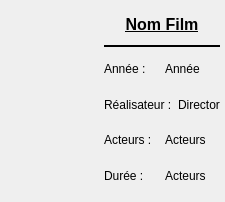
Above: FilmFinder/filmview.ui from vdebergue/FilmFinder before the change. Below: the same form after it.
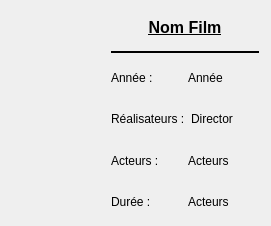
That is the form after the change. Icons and pictures are not drawn.

Diff of the .ui file:
```diff
--- a/FilmFinder/filmview.ui
+++ b/FilmFinder/filmview.ui
@@ -6,8 +6,8 @@
    <rect>
     <x>0</x>
     <y>0</y>
-    <width>225</width>
-    <height>202</height>
+    <width>271</width>
+    <height>226</height>
    </rect>
   </property>
   <property name="minimumSize">
@@ -24,8 +24,8 @@
     <rect>
      <x>-1</x>
      <y>-1</y>
-     <width>232</width>
-     <height>202</height>
+     <width>271</width>
+     <height>231</height>
     </rect>
    </property>
    <layout class="QHBoxLayout" name="horizontalLayout">
@@ -109,7 +109,7 @@
         <item>
          <widget class="QLabel" name="label_2">
           <property name="text">
-           <string>Réalisateur :</string>
+           <string>Réalisateurs :</string>
           </property>
          </widget>
         </item>
```
